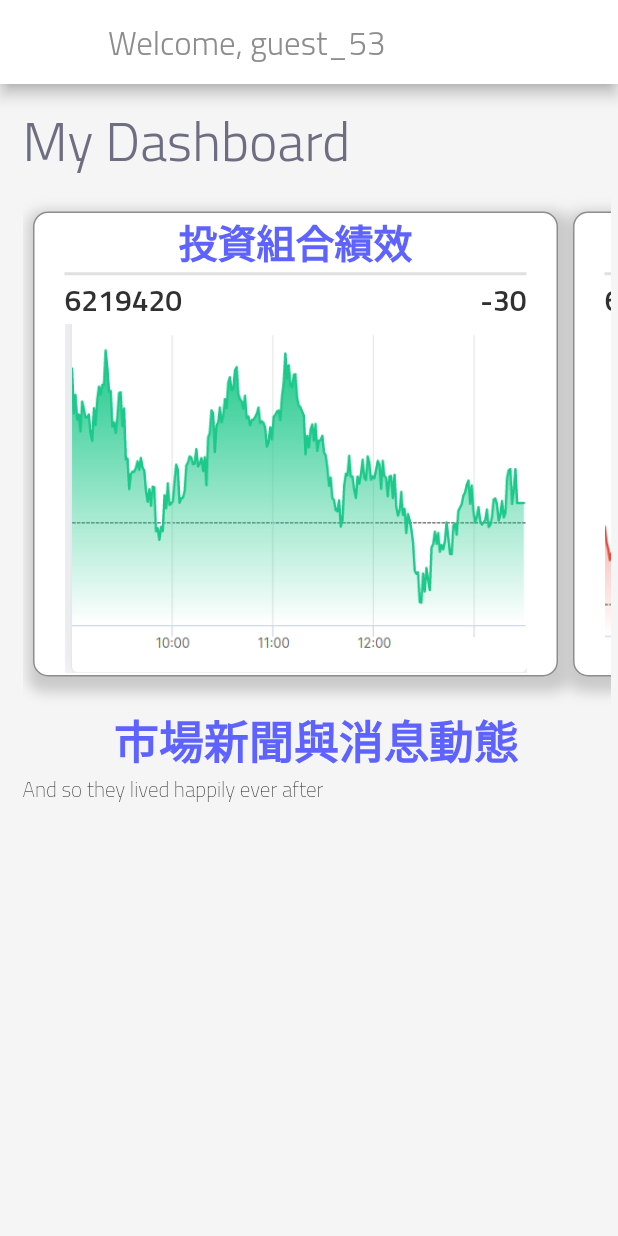
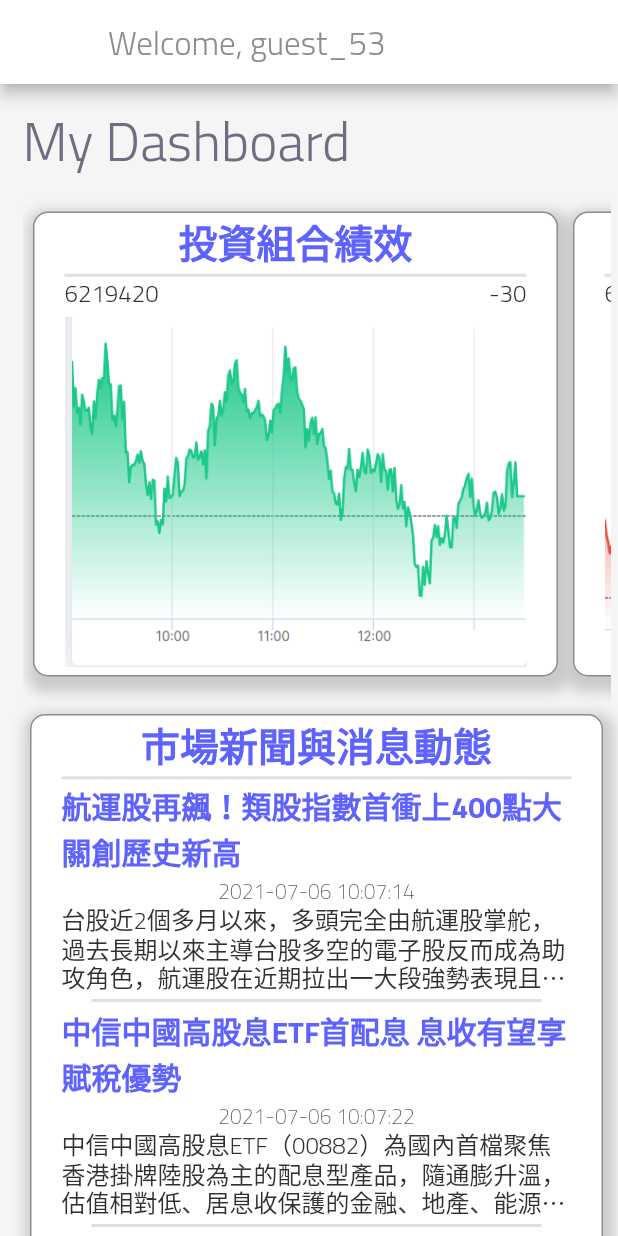
Before and after one commit to webclinic017/autoquantapptest, a Flutter app: the screen it shows after launch, on a phone screen of 412 x 824 dp. Run offline on Flutter 3.47's test engine with Material 2 defaults, Android fonts, the light colour scheme and no system bars.

Commit message:
fixed dashboard, added buttons for news, added animation for expansion

```diff
--- a/lib/dashboard.dart
+++ b/lib/dashboard.dart
@@ -1,6 +1,7 @@
 import 'package:flutter/material.dart';
 import 'valueChart.dart';
 import 'utils/constants.dart';
+import 'dashboardNewsDisplay.dart';
 import 'displayContainer.dart';
 import 'bigValueChart.dart';
 
@@ -55,8 +56,9 @@ class Dashboard extends StatelessWidget {
       children: <Widget>[
         Text('My Dashboard', style: themeData.textTheme.headline1),
         GeneralStatsBar(),
-        Text('市場新聞與消息動態', style: themeData.textTheme.headline2, textAlign: TextAlign.center),
-        Text('And so they lived happily ever after', style: themeData.textTheme.subtitle1),
+        DashboardNewsDisplay(),
+        // Text('市場新聞與消息動態', style: themeData.textTheme.headline2, textAlign: TextAlign.center),
+        // Text('And so they lived happily ever after', style: themeData.textTheme.subtitle1),
       ],
     );
   }
--- /dev/null
+++ b/lib/dashboardNewsDisplay.dart
@@ -0,0 +1,69 @@
+import 'package:flutter/material.dart';
+import 'utils/news_data.dart';
+import 'dart:math';
+import 'newsElement.dart';
+import 'displayContainer.dart';
+
+
+class DashboardNewsDisplay extends StatefulWidget {
+  const DashboardNewsDisplay({Key? key}) : super(key: key);
+
+  @override
+  _DashboardNewsDisplayState createState() => _DashboardNewsDisplayState();
+}
+
+class _DashboardNewsDisplayState extends State<DashboardNewsDisplay> {
+  @override
+  int numDisplay = 2;
+  Widget build(BuildContext context) {
+    List <Widget> children = [];
+    for (int i = 0; i<min(numDisplay, NEWS_DATA.length); ++i) {
+      children.add(NewsElement(
+        lineLimit: 3,
+        title: NEWS_DATA[i]['title']!,
+        time: NEWS_DATA[i]['time']!,
+        text: NEWS_DATA[i]['text']!,
+      ));
+      children.add(Divider(
+        height: 10,
+        thickness: 2,
+        indent: 40,
+        endIndent: 40,
+      ));
+    }
+    children.add(
+      Card(
+        child:
+          Row(
+            children: <Widget>[
+              IconButton(
+                icon: Icon(Icons.unfold_more_sharp),
+                onPressed: (){
+                  setState((){
+                    print(numDisplay);
+                    numDisplay += 2;
+                  });
+                }
+              ),
+              IconButton(
+                icon: Icon(Icons.expand_less_sharp),
+                onPressed: (){
+                  setState((){
+                    print(numDisplay);
+                    numDisplay = 2;
+                  });
+                }
+              ),
+            ],
+        )
+      )
+    );
+    return DisplayContainer(
+        title: '市場新聞與消息動態',
+
+        element: Column(
+          children: children,
+        )
+    );
+  }
+}
--- a/lib/displayContainer.dart
+++ b/lib/displayContainer.dart
@@ -3,16 +3,24 @@ import 'package:testproject1/bigValueChart.dart';
 import 'dart:math';
 import 'utils/constants.dart';
 
-
-class DisplayContainer extends StatelessWidget {
+class DisplayContainer extends StatefulWidget {
   int duration = 0;
   final Widget element;
   Widget? route = null;
   String title;
-  double setWidth = 350;
-  double setHeight = double.infinity;
+  double width;
+  double? height;
 
-  DisplayContainer ({Key? key, required this.title, required this.element, this.route}) : super(key: key);
+  DisplayContainer ({Key? key, required this.title, required this.element,
+    this.route, this.width = 350, this.height}) : super(key: key);
+
+  @override
+  _DisplayContainerState createState() => _DisplayContainerState();
+}
+
+class _DisplayContainerState extends State<DisplayContainer> with TickerProviderStateMixin {
+  @override
+
 
   @override
   Widget build(BuildContext context) {
@@ -21,17 +29,22 @@ class DisplayContainer extends StatelessWidget {
 
     return GestureDetector(
         onTap: (){
-        if (route != null) {
+          if (widget.route != null) {
             // print('hello');
             Navigator.push(
               context,
-            MaterialPageRoute(builder: (context) => route!),
+              MaterialPageRoute(builder: (context) => widget.route!),
             );
           }
         },
+        child: AnimatedSize(
+            curve: Curves.linear,
+            vsync: this,
+            duration: const Duration(milliseconds:200),
             child: Container (
-        width: setWidth,
-        height: setHeight,
+                width: widget.width,
+                height: widget.height,
+
                 margin: const EdgeInsets.all(5),
                 decoration: BoxDecoration(
                   border: Border.all(
@@ -52,17 +65,16 @@ class DisplayContainer extends StatelessWidget {
 
                 child: Column(
                   children: <Widget> [
-            Text(title, style: themeData.textTheme.headline3),
+                    Text(widget.title, style: themeData.textTheme.headline3),
                     Divider(
-              height: 5,
+                      height: 7,
                       thickness: 2,
                       indent: 20,
                       endIndent: 20,
                     ),
-            Expanded(
-              child: element,
-            ),
+                    widget.element,
                   ],
+                )
             )
         )
     );
--- a/lib/newsElement.dart
+++ b/lib/newsElement.dart
@@ -1,10 +1,12 @@
 import 'package:flutter/material.dart';
 
 class NewsElement extends StatefulWidget {
+  final String title;
   final String time;
   final String text;
-
-  const NewsElement({Key? key, required this.time, required this.text}) : super(key: key);
+  int? lineLimit;
+  NewsElement({Key? key, required this.time, required this.text,
+    required this.title, this.lineLimit}) : super(key: key);
 
   @override
   _NewsElementState createState() => _NewsElementState();
@@ -25,11 +27,17 @@ class _NewsElementState extends State<NewsElement> {
         padding: EdgeInsets.symmetric(horizontal: 20),
         child: Column(
           children: <Widget> [
+            Text(widget.title,
+              style: themeData.textTheme.headline5,
+              overflow: TextOverflow.ellipsis,
+              maxLines: widget.lineLimit??60,
+              softWrap: false,
+            ),
             Text(widget.time, style: themeData.textTheme.subtitle1),
             Text(widget.text,
-              style: themeData.textTheme.headline2,
+              style: themeData.textTheme.bodyText1,
               overflow: TextOverflow.ellipsis,
-              maxLines: 3,
+              maxLines: widget.lineLimit??60,
               softWrap: false,
             ),
           ],
--- a/lib/utils/constants.dart
+++ b/lib/utils/constants.dart
@@ -23,7 +23,7 @@ const TextTheme MAIN_TEXT_THEME = TextTheme(
       color: COLOR_BLUE, fontWeight: FontWeight.w700, fontSize: 18),
 
   bodyText1: TextStyle(
-      color: COLOR_BLACK, fontWeight: FontWeight.w600, fontSize: 20, height: 1.5),
+      color: COLOR_BLACK, fontWeight: FontWeight.w300, fontSize: 16, height: 1.2),
   bodyText2: TextStyle(
       color: COLOR_GREY, fontWeight: FontWeight.w300, fontSize: 15, height: 1.5),
 
--- a/lib/utils/news_data.dart
+++ b/lib/utils/news_data.dart
@@ -1,4 +1,4 @@
-const news_data = [
+const NEWS_DATA = [
   {
     "title": "航運股再飆！類股指數首衝上400點大關創歷史新高",
     "time":  "2021-07-06 10:07:14",
--- a/lib/valueChart.dart
+++ b/lib/valueChart.dart
@@ -22,7 +22,7 @@ class _ValueChartState extends State<ValueChart> {
   Widget build(BuildContext context) {
     final Size size = MediaQuery.of(context).size;
     final ThemeData themeData = Theme.of(context);
-    return Container(
+    return Expanded(child:Container(
       padding: EdgeInsets.symmetric(horizontal: 20),
       child: Column(
         children: <Widget> [
@@ -50,6 +50,6 @@ class _ValueChartState extends State<ValueChart> {
         ],
       )
 
-    );
+    ));
   }
 }
```
Lines whose indentation alone changed are shown as unchanged.
